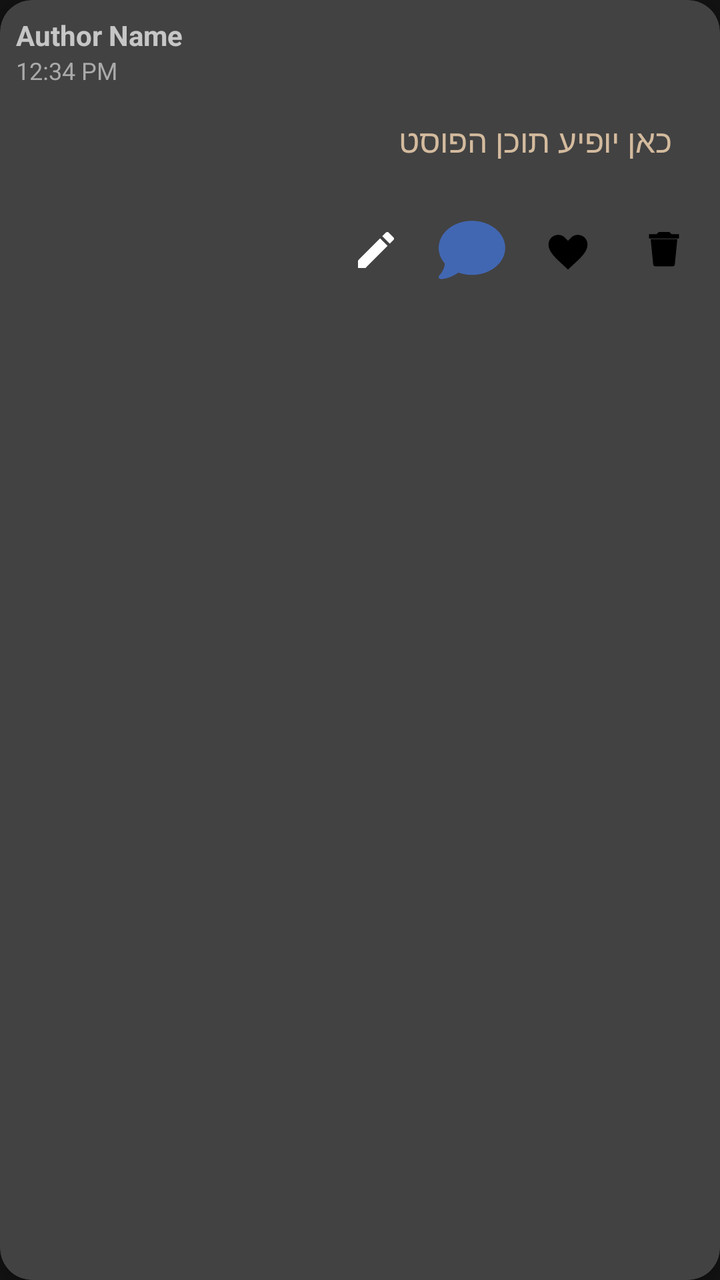
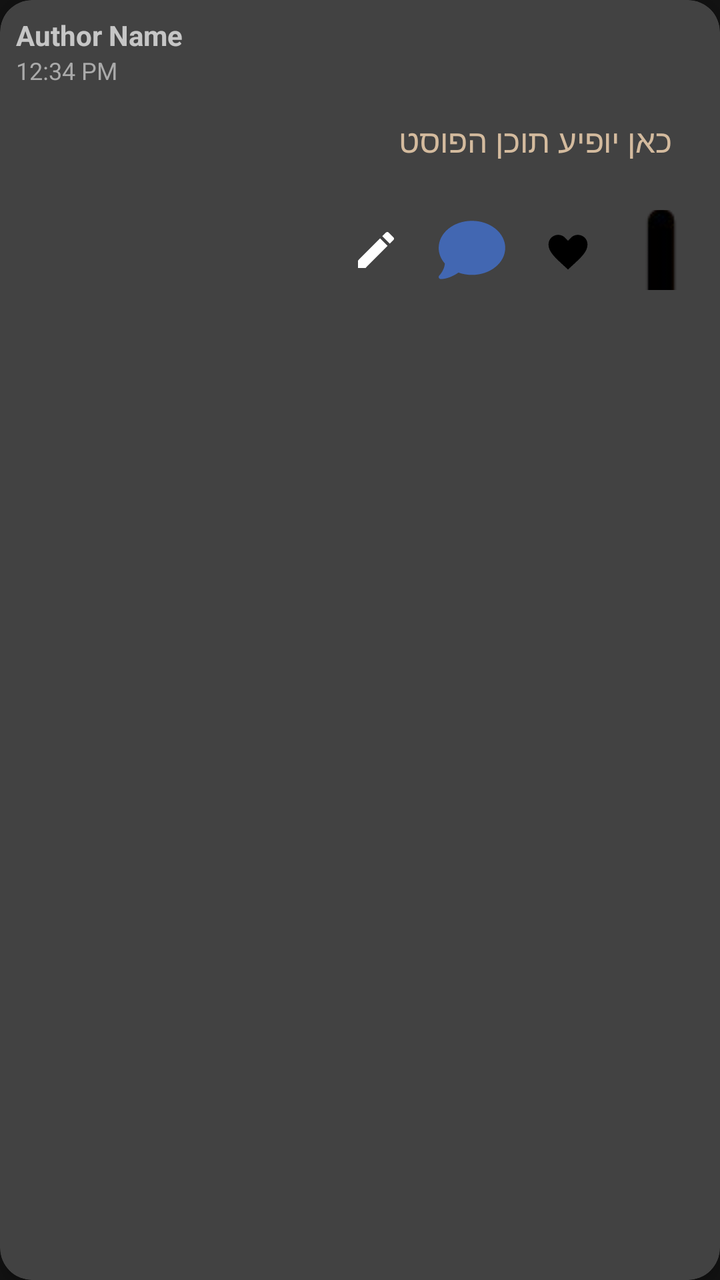

Screens rendered from an Android XML layout before and after an edit, with the pre-edit source and the edit as a unified diff.
<!-- AndroidManifest.xml: application theme Theme.SafeHer -->
<!-- res/layout/item_post.xml -->
<androidx.cardview.widget.CardView
    xmlns:android="http://schemas.android.com/apk/res/android"
    xmlns:app="http://schemas.android.com/apk/res-auto"
    android:layout_width="match_parent"
    android:layout_height="wrap_content"
    android:layout_margin="8dp"
    app:cardCornerRadius="16dp"
    app:cardElevation="4dp">

    <LinearLayout
        android:layout_width="match_parent"
        android:layout_height="wrap_content"
        android:orientation="vertical"
        android:padding="8dp">

        <TextView
            android:id="@+id/tvPostAuthor"
            android:layout_width="wrap_content"
            android:layout_height="wrap_content"
            android:textStyle="bold"
            android:textSize="14sp"
            android:text="Author Name" />

        <TextView
            android:id="@+id/tvPostTime"
            android:layout_width="wrap_content"
            android:layout_height="wrap_content"
            android:textSize="12sp"
            android:textColor="@android:color/darker_gray"
            android:text="12:34 PM" />


        <TextView
            android:id="@+id/textViewPost"
            android:layout_width="match_parent"
            android:layout_height="wrap_content"
            android:padding="16dp"
            android:textSize="16sp"
            android:textColor="@color/button_gold"
            android:text="כאן יופיע תוכן הפוסט" />

        <LinearLayout
            android:layout_width="match_parent"
            android:layout_height="wrap_content"
            android:orientation="horizontal"
            android:gravity="end"
            android:paddingTop="8dp"
            android:paddingBottom="8dp">

            <ImageButton
                android:id="@+id/buttonEdit"
                android:layout_width="40dp"
                android:layout_height="40dp"
                android:src="@drawable/ic_edit"
                android:background="?attr/selectableItemBackgroundBorderless"
                app:tint="?attr/colorOnSurface" />

            <ImageButton
                android:id="@+id/buttonComment"
                android:layout_width="40dp"
                android:layout_height="40dp"
                android:src="@drawable/ic_comment"
                android:layout_marginStart="8dp"
                android:background="?attr/selectableItemBackgroundBorderless" />

            <ImageButton
                android:id="@+id/buttonLike"
                android:layout_width="40dp"
                android:layout_height="40dp"
                android:src="@drawable/ic_heart"
                android:layout_marginStart="8dp"
                android:background="?attr/selectableItemBackgroundBorderless" />

            <ImageButton
                android:id="@+id/buttonDelete"
                android:layout_width="40dp"
                android:layout_height="40dp"
                android:src="@drawable/ic_delete"
                android:layout_marginStart="8dp"
                android:background="?attr/selectableItemBackgroundBorderless" />

        </LinearLayout>
    </LinearLayout>
</androidx.cardview.widget.CardView>
<!-- resources referenced by this layout -->
<resources>
  <color name="button_gold">#d4bb9e</color>
  <!-- drawable ic_comment (drawable) -->
  <?xml version="1.0" encoding="utf-8"?>
  <vector xmlns:android="http://schemas.android.com/apk/res/android"
      android:width="40dp"
      android:height="40dp"
      android:viewportWidth="48"
      android:viewportHeight="48">
      <group
          android:translateX="4"
          android:translateY="4"
          android:scaleX="0.078"
          android:scaleY="0.078">
          <path
              android:fillColor="#4267B2"
              android:pathData="M512 240c0 114.9-114.6 208-256 208c-37.1 0-72.3-6.4-104.1-17.9c-11.9 8.7-31.3 20.6-54.3 30.6C73.6 471.1 44.7 480 16 480c-6.5 0-12.3-3.9-14.8-9.9c-2.5-6-1.1-12.8 3.4-17.4c0 0 0 0 0 0s0 0 0 0s0 0 0 0c0 0 0 0 0 0l.3-.3c.3-.3 .7-.7 1.3-1.4c1.1-1.2 2.8-3.1 4.9-5.7c4.1-5 9.6-12.4 15.2-21.6c10-16.6 19.5-38.4 21.4-62.9C17.7 326.8 0 285.1 0 240C0 125.1 114.6 32 256 32s256 93.1 256 208z" />
      </group>
  </vector>
  <!-- drawable ic_delete (drawable) -->
  <?xml version="1.0" encoding="utf-8"?>
  <vector xmlns:android="http://schemas.android.com/apk/res/android"
      android:width="40dp"
      android:height="40dp"
      android:viewportWidth="48"
      android:viewportHeight="48">
      <path
          android:pathData="M24,24m-20,0a20,20 0,1 1,40 0a20,20 0,1 1,-40 0" />
  
      <group
          android:pivotX="24"
          android:pivotY="24"
          android:translateX="0"
          android:translateY="0.5">
          <path
              android:fillColor="@color/black"
              android:pathData="M17.5,32c0,0.7 0.6,1.3 1.3,1.3h10.4c0.7,0 1.3,-0.6 1.3,-1.3L32,17h-16l1.5,15zM33,14h-4.5l-1.3,-1.3h-6.4l-1.3,1.3H15v2.6h18V14z" />
      </group>
  </vector>
  <!-- drawable ic_edit (drawable) -->
  <?xml version="1.0" encoding="utf-8"?>
  <vector xmlns:android="http://schemas.android.com/apk/res/android"
      android:width="24dp"
      android:height="24dp"
      android:viewportWidth="24"
      android:viewportHeight="24"
      android:tint="?attr/colorControlNormal">
      <path
          android:fillColor="@android:color/white"
          android:pathData="M3,17.25V21h3.75L17.81,9.94l-3.75,-3.75L3,17.25zM20.71,7.04c0.39,-0.39 0.39,-1.02 0,-1.41l-2.34,-2.34c-0.39,-0.39 -1.02,-0.39 -1.41,0l-1.83,1.83 3.75,3.75 1.83,-1.83z"/>
  </vector>
  <!-- drawable ic_heart (drawable) -->
  <?xml version="1.0" encoding="utf-8"?>
  <vector xmlns:android="http://schemas.android.com/apk/res/android"
      android:width="40dp"
      android:height="40dp"
      android:viewportWidth="48"
      android:viewportHeight="48">
      <path
          android:pathData="M24,24m-20,0a20,20 0,1 1,40 0a20,20 0,1 1,-40 0" />
      <group
          android:pivotX="24"
          android:pivotY="24"
          android:scaleX="1.3"
          android:scaleY="1.3">
          <path
              android:fillColor="@color/black"
              android:pathData="M24,33l-1.63,-1.49C18.1,27.58 15,24.84 15,21.5 15,18.83 17.08,17 19.5,17c1.28,0 2.51,0.59 3.31,1.52L24,19.77l1.19,-1.25C26,17.59 27.22,17 28.5,17 30.92,17 33,18.83 33,21.5c0,3.34 -3.1,6.08 -7.37,10.01L24,33z" />
      </group>
  </vector>
  <style name="Theme.SafeHer" parent="Base.Theme.SafeHer" />
  <color name="black">#FF000000</color>
  <style name="Base.Theme.SafeHer" parent="Theme.MaterialComponents.NoActionBar">
          
          
      </style>
</resources>

<!-- the commit's change to res/layout/item_post.xml (unified diff, before → after) -->
@@ -75,7 +75,7 @@
                 android:id="@+id/buttonDelete"
                 android:layout_width="40dp"
                 android:layout_height="40dp"
-                android:src="@drawable/ic_delete"
+                android:src="@drawable/ic_trash"
                 android:layout_marginStart="8dp"
                 android:background="?attr/selectableItemBackgroundBorderless" />
 
<!-- resource entries referenced after the edit -->
@@ -16,26 +16,6 @@
           <path
               android:fillColor="#4267B2"
               android:pathData="M512 240c0 114.9-114.6 208-256 208c-37.1 0-72.3-6.4-104.1-17.9c-11.9 8.7-31.3 20.6-54.3 30.6C73.6 471.1 44.7 480 16 480c-6.5 0-12.3-3.9-14.8-9.9c-2.5-6-1.1-12.8 3.4-17.4c0 0 0 0 0 0s0 0 0 0s0 0 0 0c0 0 0 0 0 0l.3-.3c.3-.3 .7-.7 1.3-1.4c1.1-1.2 2.8-3.1 4.9-5.7c4.1-5 9.6-12.4 15.2-21.6c10-16.6 19.5-38.4 21.4-62.9C17.7 326.8 0 285.1 0 240C0 125.1 114.6 32 256 32s256 93.1 256 208z" />
-      </group>
-  </vector>
-  <!-- drawable ic_delete (drawable) -->
-  <?xml version="1.0" encoding="utf-8"?>
-  <vector xmlns:android="http://schemas.android.com/apk/res/android"
-      android:width="40dp"
-      android:height="40dp"
-      android:viewportWidth="48"
-      android:viewportHeight="48">
-      <path
-          android:pathData="M24,24m-20,0a20,20 0,1 1,40 0a20,20 0,1 1,-40 0" />
-  
-      <group
-          android:pivotX="24"
-          android:pivotY="24"
-          android:translateX="0"
-          android:translateY="0.5">
-          <path
-              android:fillColor="@color/black"
-              android:pathData="M17.5,32c0,0.7 0.6,1.3 1.3,1.3h10.4c0.7,0 1.3,-0.6 1.3,-1.3L32,17h-16l1.5,15zM33,14h-4.5l-1.3,-1.3h-6.4l-1.3,1.3H15v2.6h18V14z" />
       </group>
   </vector>
   <!-- drawable ic_edit (drawable) -->
@@ -69,6 +49,7 @@
               android:pathData="M24,33l-1.63,-1.49C18.1,27.58 15,24.84 15,21.5 15,18.83 17.08,17 19.5,17c1.28,0 2.51,0.59 3.31,1.52L24,19.77l1.19,-1.25C26,17.59 27.22,17 28.5,17 30.92,17 33,18.83 33,21.5c0,3.34 -3.1,6.08 -7.37,10.01L24,33z" />
       </group>
   </vector>
+  <!-- drawable ic_trash: png bitmap (drawable, 34046 bytes) -->
   <style name="Theme.SafeHer" parent="Base.Theme.SafeHer" />
   <color name="black">#FF000000</color>
   <style name="Base.Theme.SafeHer" parent="Theme.MaterialComponents.NoActionBar">
